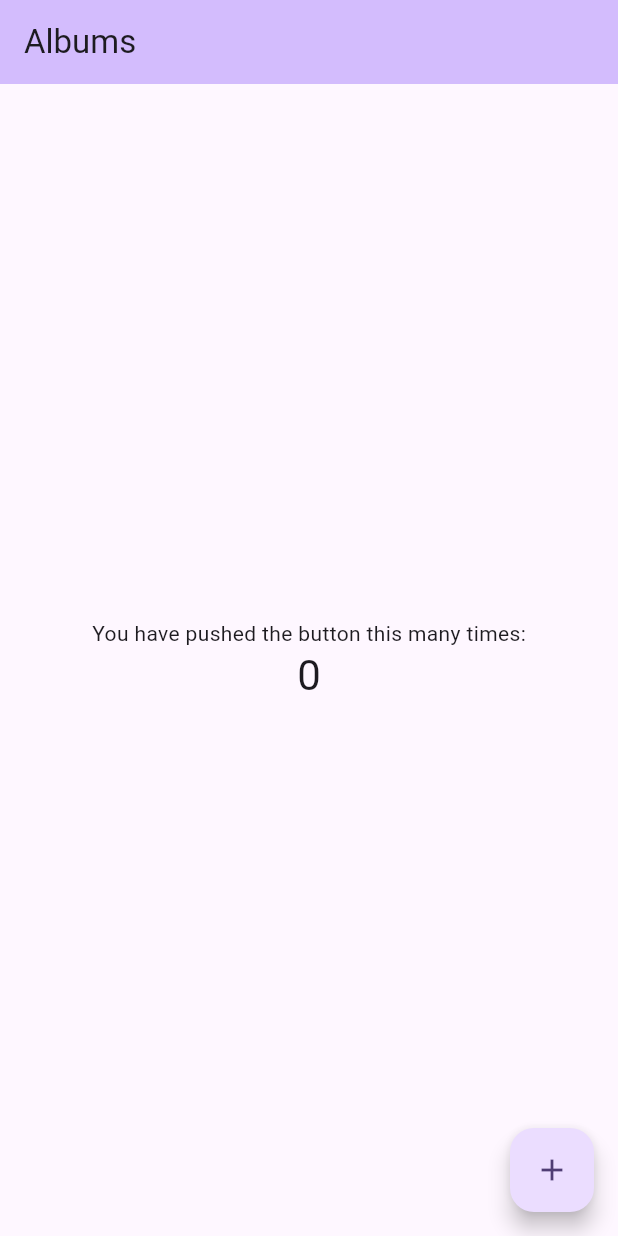
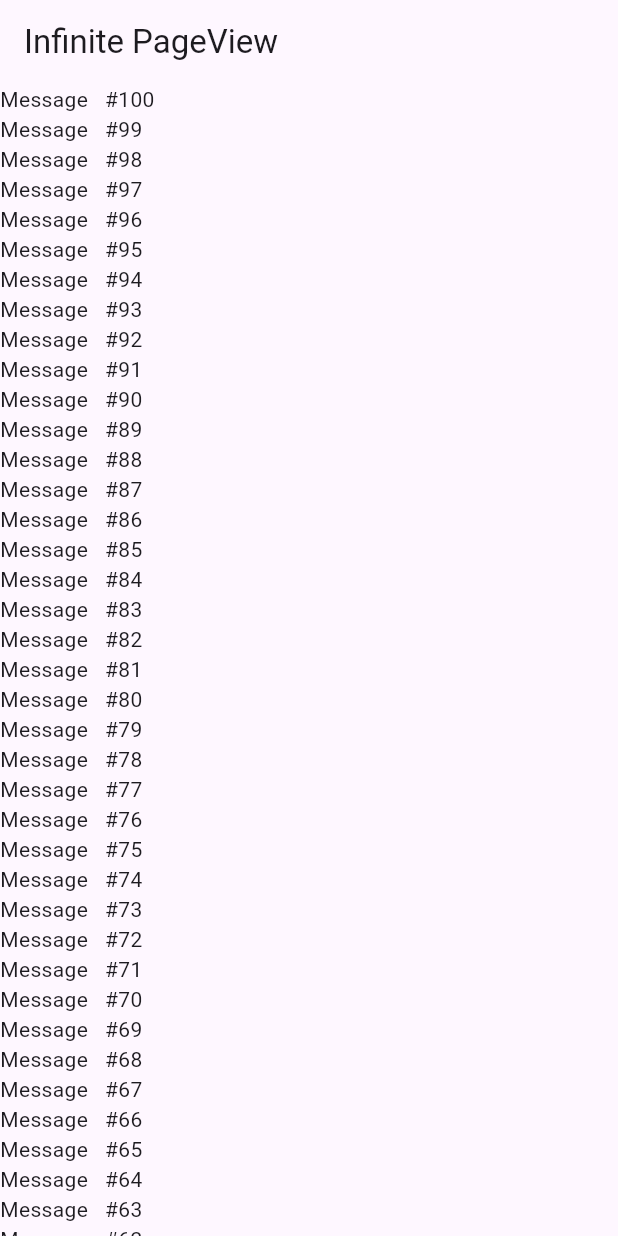
Before and after one commit to lolitacrastagit/Albums, a Flutter app: the screen it shows after launch, on a phone screen of 412 x 824 dp. Run offline on Flutter 3.47's test engine with Material 3 defaults, Android fonts, the phone set to English and light mode, and no system bars; our stand-ins replace dio, flutter_bloc.

Commit message:
break time

```diff
--- a/albums/lib/main.dart
+++ b/albums/lib/main.dart
@@ -1,3 +1,4 @@
+import 'package:albums/view/album_page_view.dart';
 import 'package:flutter/material.dart';
 
 void main() {
@@ -31,96 +32,7 @@ class MyApp extends StatelessWidget {
         colorScheme: ColorScheme.fromSeed(seedColor: Colors.deepPurple),
         useMaterial3: true,
       ),
-      home: const MyHomePage(title: "Albums"),
+      home: const AlbumPageView(),
     );
   }
 }
-
-
-class MyHomePage extends StatefulWidget {
-  const MyHomePage({super.key, required this.title});
-
-  // This widget is the home page of your application. It is stateful, meaning
-  // that it has a State object (defined below) that contains fields that affect
-  // how it looks.
-
-  // This class is the configuration for the state. It holds the values (in this
-  // case the title) provided by the parent (in this case the App widget) and
-  // used by the build method of the State. Fields in a Widget subclass are
-  // always marked "final".
-
-  final String title;
-
-  @override
-  State<MyHomePage> createState() => _MyHomePageState();
-}
-
-class _MyHomePageState extends State<MyHomePage> {
-  int _counter = 0;
-
-  void _incrementCounter() {
-    setState(() {
-      // This call to setState tells the Flutter framework that something has
-      // changed in this State, which causes it to rerun the build method below
-      // so that the display can reflect the updated values. If we changed
-      // _counter without calling setState(), then the build method would not be
-      // called again, and so nothing would appear to happen.
-      _counter++;
-    });
-  }
-
-  @override
-  Widget build(BuildContext context) {
-    // This method is rerun every time setState is called, for instance as done
-    // by the _incrementCounter method above.
-    //
-    // The Flutter framework has been optimized to make rerunning build methods
-    // fast, so that you can just rebuild anything that needs updating rather
-    // than having to individually change instances of widgets.
-    return Scaffold(
-      appBar: AppBar(
-        // TRY THIS: Try changing the color here to a specific color (to
-        // Colors.amber, perhaps?) and trigger a hot reload to see the AppBar
-        // change color while the other colors stay the same.
-        backgroundColor: Theme.of(context).colorScheme.inversePrimary,
-        // Here we take the value from the MyHomePage object that was created by
-        // the App.build method, and use it to set our appbar title.
-        title: Text(widget.title),
-      ),
-      body: Center(
-        // Center is a layout widget. It takes a single child and positions it
-        // in the middle of the parent.
-        child: Column(
-          // Column is also a layout widget. It takes a list of children and
-          // arranges them vertically. By default, it sizes itself to fit its
-          // children horizontally, and tries to be as tall as its parent.
-          //
-          // Column has various properties to control how it sizes itself and
-          // how it positions its children. Here we use mainAxisAlignment to
-          // center the children vertically; the main axis here is the vertical
-          // axis because Columns are vertical (the cross axis would be
-          // horizontal).
-          //
-          // TRY THIS: Invoke "debug painting" (choose the "Toggle Debug Paint"
-          // action in the IDE, or press "p" in the console), to see the
-          // wireframe for each widget.
-          mainAxisAlignment: MainAxisAlignment.center,
-          children: <Widget>[
-            const Text(
-              'You have pushed the button this many times:',
-            ),
-            Text(
-              '$_counter',
-              style: Theme.of(context).textTheme.headlineMedium,
-            ),
-          ],
-        ),
-      ),
-      floatingActionButton: FloatingActionButton(
-        onPressed: _incrementCounter,
-        tooltip: 'Increment',
-        child: const Icon(Icons.add),
-      ), // This trailing comma makes auto-formatting nicer for build methods.
-    );
-  }
-}
--- /dev/null
+++ b/albums/lib/view/album_page_view.dart
@@ -0,0 +1,59 @@
+
+import 'package:flutter/cupertino.dart';
+import 'package:flutter/material.dart';
+
+class AlbumPageView extends StatefulWidget {
+  const AlbumPageView({super.key});
+
+  @override
+  State<AlbumPageView> createState() => _InfinitePageViewState();
+}
+
+class _InfinitePageViewState extends State<AlbumPageView> {
+  final ScrollController controller = ScrollController();
+  late List<String> _messages;
+  int totalCount = 100;
+  @override
+  void initState() {
+    super.initState();
+    controller.addListener(scrollListener);
+    _messages = List.generate(totalCount, (i) => 'Message   #${totalCount - i}');
+  }
+
+  void scrollListener() async {
+    var max = controller.position.maxScrollExtent;
+    var offset = controller.offset;
+
+
+    if (controller.position.atEdge) {
+      bool isTop = controller.position.pixels == 0;
+      if (isTop) {
+        print('isTop');
+        _messages.insertAll(0,_messages.getRange(0, totalCount));
+      } else {
+        print('isBottom');
+        _messages.addAll(_messages.getRange(0, totalCount));
+      }
+      setState(() {
+        totalCount = _messages.length;
+      });
+    }
+
+  }
+
+
+  @override
+  Widget build(BuildContext context) {
+    return Scaffold(
+        appBar: AppBar(title: const Text('Infinite PageView')),
+        body: ListView.builder(
+          controller: controller,
+          itemCount: totalCount,
+          itemBuilder: (BuildContext context, int index) {
+            return Text(_messages[index]);
+          },
+        ));
+  }
+
+
+}
--- a/albums/pubspec.yaml
+++ b/albums/pubspec.yaml
@@ -30,11 +30,13 @@ environment:
 dependencies:
   flutter:
     sdk: flutter
+  flutter_bloc: ^8.1.3
 
 
   # The following adds the Cupertino Icons font to your application.
   # Use with the CupertinoIcons class for iOS style icons.
   cupertino_icons: ^1.0.2
+  dio: ^5.8.0+1
 
 dev_dependencies:
   flutter_test:
```
Also changed, not shown: albums/lib/bloc/album_bloc.dart (added, +17 -0 lines), albums/lib/bloc/event_state.dart (added, +15 -0 lines), albums/lib/network/album_detail_model.dart (added, +61 -0 lines), albums/lib/network/album_model.dart (added, +7 -0 lines), albums/lib/network/albums_model.dart (added, +42 -0 lines), albums/lib/network/api.dart (added, +34 -0 lines), albums/lib/widgets/widgets.dart (added, +24 -0 lines), albums/pubspec.lock.
